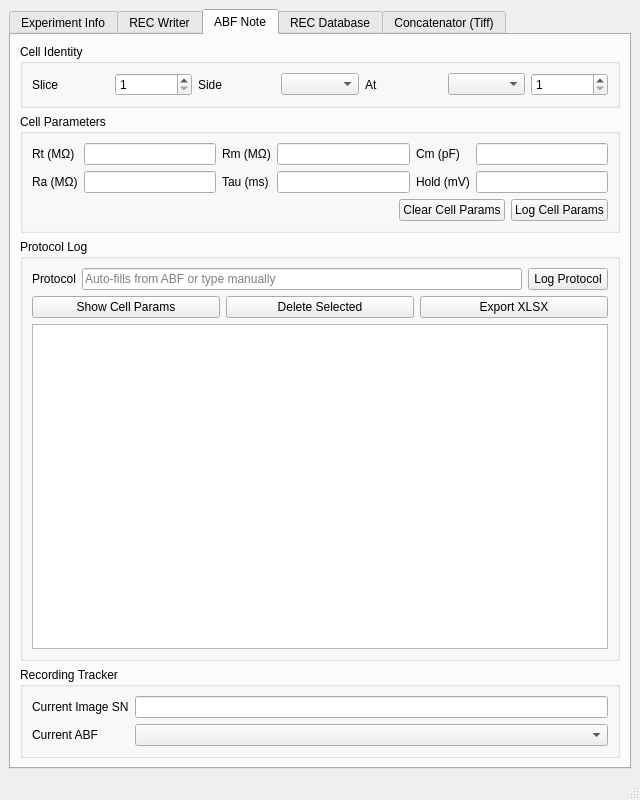
kang62489/PG_003, file ui/Expdata Manager.ui: the form before one commit.
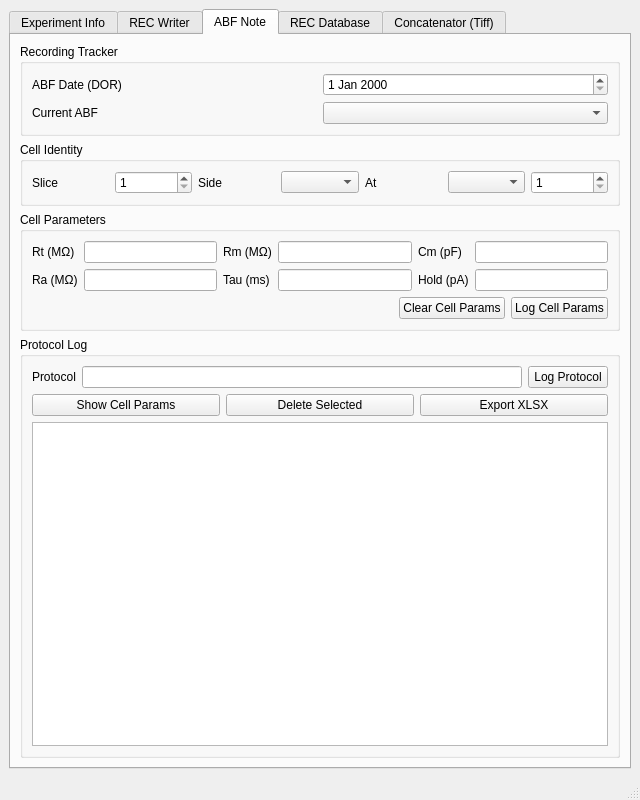
The form after the commit. The open tabs and pages were chosen to show the change.

Commit message: Tab 2 ABF Note Completed and Tested.

What changed in the file:
```diff
--- a/ui/Expdata Manager.ui
+++ b/ui/Expdata Manager.ui
@@ -739,6 +739,35 @@
         <string>ABF Note</string>
        </attribute>
        <layout class="QVBoxLayout" name="verticalLayout_15">
+        <item>
+         <widget class="QGroupBox" name="gb_recordingTracker">
+          <property name="title">
+           <string>Recording Tracker</string>
+          </property>
+          <layout class="QGridLayout" name="gridLayout_tracker">
+           <item row="0" column="0">
+            <widget class="QLabel" name="lbl_abfDate">
+             <property name="text">
+              <string>ABF Date (DOR)</string>
+             </property>
+            </widget>
+           </item>
+           <item row="2" column="0">
+            <widget class="QLabel" name="lbl_currentAbf">
+             <property name="text">
+              <string>Current ABF</string>
+             </property>
+            </widget>
+           </item>
+           <item row="2" column="1">
+            <widget class="QComboBox" name="cb_currentAbf"/>
+           </item>
+           <item row="0" column="1">
+            <widget class="QDateEdit" name="de_abfDate"/>
+           </item>
+          </layout>
+         </widget>
+        </item>
         <item>
          <widget class="QGroupBox" name="gb_cellIdentity">
           <property name="title">
@@ -856,7 +885,7 @@
              <item row="1" column="4">
               <widget class="QLabel" name="lbl_abfHold">
                <property name="text">
-                <string>Hold (mV)</string>
+                <string>Hold (pA)</string>
                </property>
               </widget>
              </item>
@@ -917,7 +946,7 @@
              <item>
               <widget class="QLineEdit" name="le_abfProtocol">
                <property name="placeholderText">
-                <string>Auto-fills from ABF or type manually</string>
+                <string/>
                </property>
               </widget>
              </item>
@@ -959,40 +988,7 @@
             </layout>
            </item>
            <item>
-            <widget class="QTableView" name="tv_abf"/>
-           </item>
-          </layout>
-         </widget>
-        </item>
-        <item>
-         <widget class="QGroupBox" name="gb_recordingTracker">
-          <property name="title">
-           <string>Recording Tracker</string>
-          </property>
-          <layout class="QGridLayout" name="gridLayout_tracker">
-           <item row="0" column="0">
-            <widget class="QLabel" name="lbl_currentImageSN">
-             <property name="text">
-              <string>Current Image SN</string>
-             </property>
-            </widget>
-           </item>
-           <item row="0" column="1">
-            <widget class="QLineEdit" name="le_currentImageSn">
-             <property name="readOnly">
-              <bool>true</bool>
-             </property>
-            </widget>
-           </item>
-           <item row="1" column="0">
-            <widget class="QLabel" name="lbl_currentAbf">
-             <property name="text">
-              <string>Current ABF</string>
-             </property>
-            </widget>
-           </item>
-           <item row="1" column="1">
-            <widget class="QComboBox" name="cb_currentAbf"/>
+            <widget class="QTableView" name="tv_abfNote"/>
            </item>
           </layout>
          </widget>
```
Left out of the diff: 10 changed lines with no effect on the pictures. The commit also changes 16 other files.
